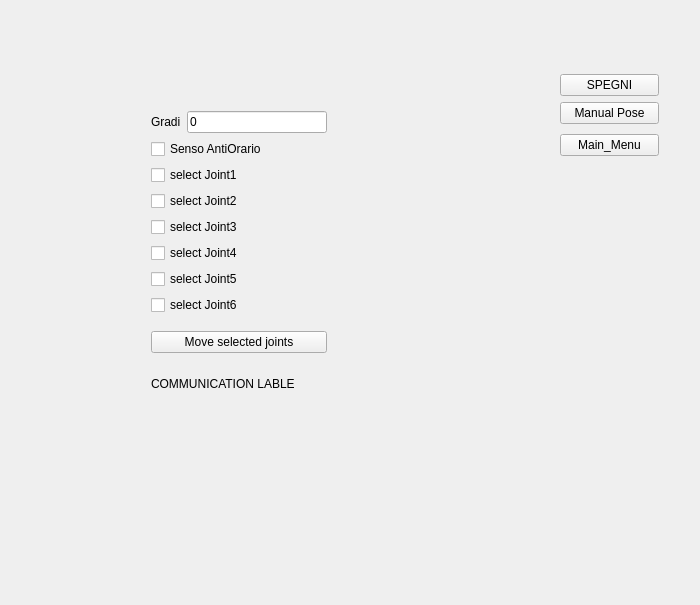
Old version of the form QT/screen_joystick.ui in the repository zecchi98/ur10_control.
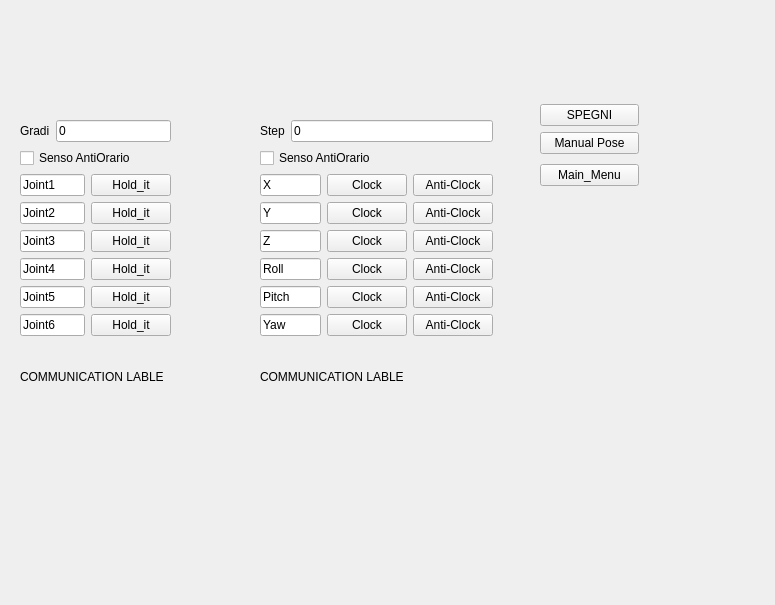
New version of the form.

```diff
--- a/QT/screen_joystick.ui
+++ b/QT/screen_joystick.ui
@@ -6,7 +6,7 @@
    <rect>
     <x>0</x>
     <y>0</y>
-    <width>700</width>
+    <width>775</width>
     <height>605</height>
    </rect>
   </property>
@@ -19,13 +19,13 @@
   <property name="windowTitle">
    <string>Screen_Joystick</string>
   </property>
-  <widget class="QWidget" name="">
+  <widget class="QWidget" name="layoutWidget">
    <property name="geometry">
     <rect>
-     <x>151</x>
-     <y>101</y>
-     <width>176</width>
-     <height>308</height>
+     <x>20</x>
+     <y>100</y>
+     <width>151</width>
+     <height>312</height>
     </rect>
    </property>
    <layout class="QVBoxLayout" name="verticalLayout_3">
@@ -59,9 +59,16 @@
       <item>
        <layout class="QHBoxLayout" name="horizontalLayout">
         <item>
-         <widget class="QCheckBox" name="joystick_check_Joint1">
+         <widget class="QLineEdit" name="joystick_line_gradi_2">
           <property name="text">
-           <string>select Joint1</string>
+           <string>Joint1</string>
+          </property>
+         </widget>
+        </item>
+        <item>
+         <widget class="QPushButton" name="pushButton_5">
+          <property name="text">
+           <string>Hold_it</string>
           </property>
          </widget>
         </item>
@@ -70,9 +77,16 @@
       <item>
        <layout class="QHBoxLayout" name="horizontalLayout_2">
         <item>
-         <widget class="QCheckBox" name="joystick_check_Joint2">
+         <widget class="QLineEdit" name="joystick_line_gradi_3">
           <property name="text">
-           <string>select Joint2</string>
+           <string>Joint2</string>
+          </property>
+         </widget>
+        </item>
+        <item>
+         <widget class="QPushButton" name="pushButton_6">
+          <property name="text">
+           <string>Hold_it</string>
           </property>
          </widget>
         </item>
@@ -81,9 +95,16 @@
       <item>
        <layout class="QHBoxLayout" name="horizontalLayout_3">
         <item>
-         <widget class="QCheckBox" name="joystick_check_Joint3">
+         <widget class="QLineEdit" name="joystick_line_gradi_4">
           <property name="text">
-           <string>select Joint3</string>
+           <string>Joint3</string>
+          </property>
+         </widget>
+        </item>
+        <item>
+         <widget class="QPushButton" name="pushButton_7">
+          <property name="text">
+           <string>Hold_it</string>
           </property>
          </widget>
         </item>
@@ -92,9 +113,16 @@
       <item>
        <layout class="QHBoxLayout" name="horizontalLayout_4">
         <item>
-         <widget class="QCheckBox" name="joystick_check_Joint4">
+         <widget class="QLineEdit" name="joystick_line_gradi_5">
           <property name="text">
-           <string>select Joint4</string>
+           <string>Joint4</string>
+          </property>
+         </widget>
+        </item>
+        <item>
+         <widget class="QPushButton" name="pushButton_8">
+          <property name="text">
+           <string>Hold_it</string>
           </property>
          </widget>
         </item>
@@ -103,9 +131,16 @@
       <item>
        <layout class="QHBoxLayout" name="horizontalLayout_5">
         <item>
-         <widget class="QCheckBox" name="joystick_check_Joint5">
+         <widget class="QLineEdit" name="joystick_line_gradi_6">
           <property name="text">
-           <string>select Joint5</string>
+           <string>Joint5</string>
+          </property>
+         </widget>
+        </item>
+        <item>
+         <widget class="QPushButton" name="pushButton_9">
+          <property name="text">
+           <string>Hold_it</string>
           </property>
          </widget>
         </item>
@@ -114,9 +149,16 @@
       <item>
        <layout class="QHBoxLayout" name="horizontalLayout_6">
         <item>
-         <widget class="QCheckBox" name="joystick_check_Joint6">
+         <widget class="QLineEdit" name="joystick_line_gradi_7">
           <property name="text">
-           <string>select Joint6</string>
+           <string>Joint6</string>
+          </property>
+         </widget>
+        </item>
+        <item>
+         <widget class="QPushButton" name="pushButton_10">
+          <property name="text">
+           <string>Hold_it</string>
           </property>
          </widget>
         </item>
@@ -124,13 +166,6 @@
       </item>
      </layout>
     </item>
-    <item>
-     <widget class="QPushButton" name="pushButton_3">
-      <property name="text">
-       <string>Move selected joints</string>
-      </property>
-     </widget>
-    </item>
     <item>
      <widget class="QLabel" name="l_comunicazione">
       <property name="maximumSize">
@@ -146,11 +181,11 @@
     </item>
    </layout>
   </widget>
-  <widget class="QWidget" name="">
+  <widget class="QWidget" name="layoutWidget">
    <property name="geometry">
     <rect>
-     <x>560</x>
-     <y>70</y>
+     <x>540</x>
+     <y>100</y>
      <width>99</width>
      <height>91</height>
     </rect>
@@ -183,6 +218,210 @@
     </item>
    </layout>
   </widget>
+  <widget class="QWidget" name="layoutWidget_2">
+   <property name="geometry">
+    <rect>
+     <x>260</x>
+     <y>100</y>
+     <width>233</width>
+     <height>312</height>
+    </rect>
+   </property>
+   <layout class="QVBoxLayout" name="verticalLayout_7">
+    <item>
+     <layout class="QVBoxLayout" name="verticalLayout_8">
+      <item>
+       <layout class="QHBoxLayout" name="horizontalLayout_15">
+        <item>
+         <widget class="QLabel" name="label_3">
+          <property name="text">
+           <string>Step</string>
+          </property>
+         </widget>
+        </item>
+        <item>
+         <widget class="QLineEdit" name="joystick_line_gradi_15">
+          <property name="text">
+           <string>0</string>
+          </property>
+         </widget>
+        </item>
+       </layout>
+      </item>
+      <item>
+       <widget class="QCheckBox" name="joystick_check_sensoRotazione_3">
+        <property name="text">
+         <string>Senso AntiOrario</string>
+        </property>
+       </widget>
+      </item>
+      <item>
+       <layout class="QHBoxLayout" name="horizontalLayout_16">
+        <item>
+         <widget class="QLineEdit" name="joystick_line_gradi_16">
+          <property name="text">
+           <string>X</string>
+          </property>
+         </widget>
+        </item>
+        <item>
+         <widget class="QPushButton" name="pushButton_18">
+          <property name="text">
+           <string>Clock</string>
+          </property>
+         </widget>
+        </item>
+        <item>
+         <widget class="QPushButton" name="pushButton_24">
+          <property name="text">
+           <string>Anti-Clock</string>
+          </property>
+         </widget>
+        </item>
+       </layout>
+      </item>
+      <item>
+       <layout class="QHBoxLayout" name="horizontalLayout_17">
+        <item>
+         <widget class="QLineEdit" name="joystick_line_gradi_17">
+          <property name="text">
+           <string>Y</string>
+          </property>
+         </widget>
+        </item>
+        <item>
+         <widget class="QPushButton" name="pushButton_19">
+          <property name="text">
+           <string>Clock</string>
+          </property>
+         </widget>
+        </item>
+        <item>
+         <widget class="QPushButton" name="pushButton_25">
+          <property name="text">
+           <string>Anti-Clock</string>
+          </property>
+         </widget>
+        </item>
+       </layout>
+      </item>
+      <item>
+       <layout class="QHBoxLayout" name="horizontalLayout_18">
+        <item>
+         <widget class="QLineEdit" name="joystick_line_gradi_18">
+          <property name="text">
+           <string>Z</string>
+          </property>
+         </widget>
+        </item>
+        <item>
+         <widget class="QPushButton" name="pushButton_20">
+          <property name="text">
+           <string>Clock</string>
+          </property>
+         </widget>
+        </item>
+        <item>
+         <widget class="QPushButton" name="pushButton_26">
+          <property name="text">
+           <string>Anti-Clock</string>
+          </property>
+         </widget>
+        </item>
+       </layout>
+      </item>
+      <item>
+       <layout class="QHBoxLayout" name="horizontalLayout_19">
+        <item>
+         <widget class="QLineEdit" name="joystick_line_gradi_19">
+          <property name="text">
+           <string>Roll</string>
+          </property>
+         </widget>
+        </item>
+        <item>
+         <widget class="QPushButton" name="pushButton_21">
+          <property name="text">
+           <string>Clock</string>
+          </property>
+         </widget>
+        </item>
+        <item>
+         <widget class="QPushButton" name="pushButton_27">
+          <property name="text">
+           <string>Anti-Clock</string>
+          </property>
+         </widget>
+        </item>
+       </layout>
+      </item>
+      <item>
+       <layout class="QHBoxLayout" name="horizontalLayout_20">
+        <item>
+         <widget class="QLineEdit" name="joystick_line_gradi_20">
+          <property name="text">
+           <string>Pitch</string>
+          </property>
+         </widget>
+        </item>
+        <item>
+         <widget class="QPushButton" name="pushButton_22">
+          <property name="text">
+           <string>Clock</string>
+          </property>
+         </widget>
+        </item>
+        <item>
+         <widget class="QPushButton" name="pushButton_28">
+          <property name="text">
+           <string>Anti-Clock</string>
+          </property>
+         </widget>
+        </item>
+       </layout>
+      </item>
+      <item>
+       <layout class="QHBoxLayout" name="horizontalLayout_21">
+        <item>
+         <widget class="QLineEdit" name="joystick_line_gradi_21">
+          <property name="text">
+           <string>Yaw</string>
+          </property>
+         </widget>
+        </item>
+        <item>
+         <widget class="QPushButton" name="pushButton_23">
+          <property name="text">
+           <string>Clock</string>
+          </property>
+         </widget>
+        </item>
+        <item>
+         <widget class="QPushButton" name="pushButton_29">
+          <property name="text">
+           <string>Anti-Clock</string>
+          </property>
+         </widget>
+        </item>
+       </layout>
+      </item>
+     </layout>
+    </item>
+    <item>
+     <widget class="QLabel" name="l_comunicazione_3">
+      <property name="maximumSize">
+       <size>
+        <width>16777215</width>
+        <height>30</height>
+       </size>
+      </property>
+      <property name="text">
+       <string>COMMUNICATION LABLE</string>
+      </property>
+     </widget>
+    </item>
+   </layout>
+  </widget>
  </widget>
  <resources/>
  <connections>
```
Left out of the diff: 623 changed lines with no effect on the pictures.
